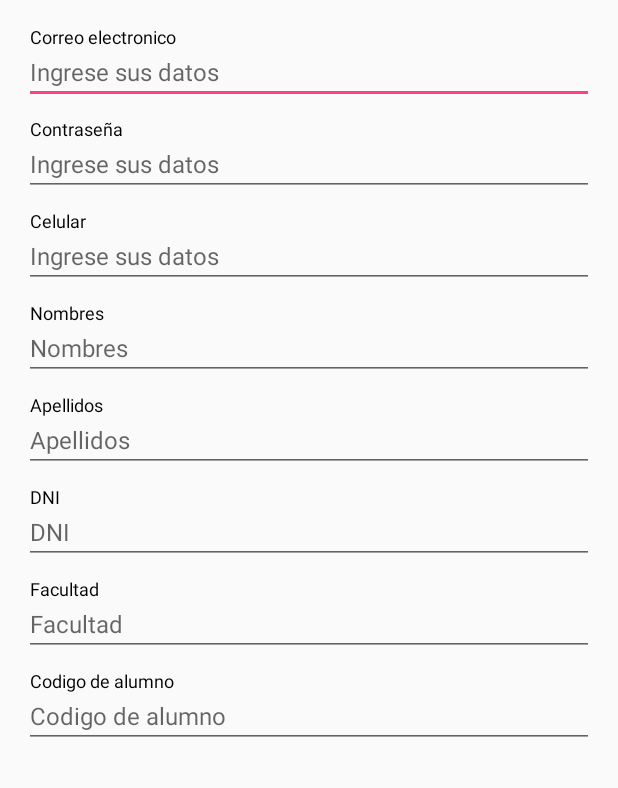
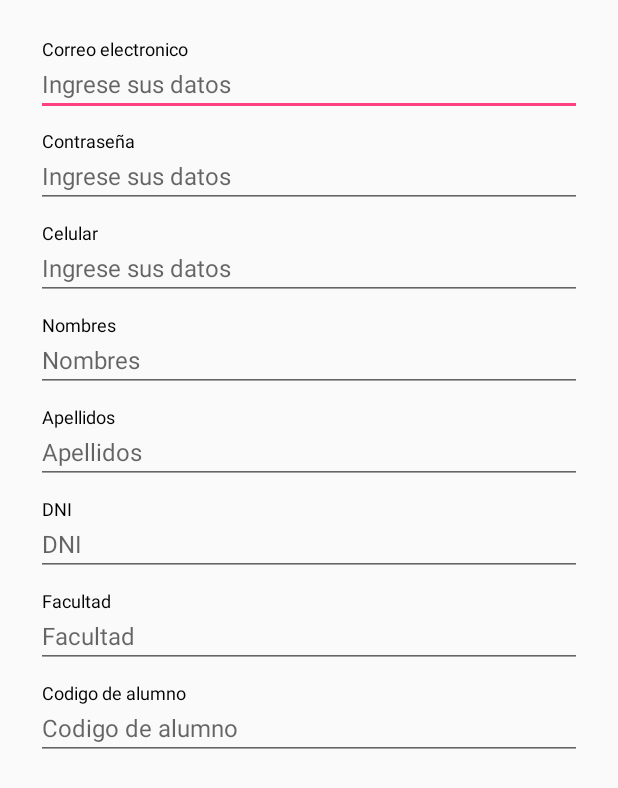
Before and after one commit to stevematos/ElmerX, an Android app: the layout activity_modificar_datos.xml on its own in the app's theme, with its tools: preview values and no code run, on a phone screen of 412 x 824 dp. Shown: the top 788 px of the screen. Run offline under Robolectric (Android 15) with nearby library versions, the phone set to English and light mode, and no system bars.

Commit message:
continuando con ModificacionUsuario

```diff
--- a/Desarrollo/STSM/Desarrollo/FrontEnd/TaxiSanMarcos/app/src/main/AndroidManifest.xml
+++ b/Desarrollo/STSM/Desarrollo/FrontEnd/TaxiSanMarcos/app/src/main/AndroidManifest.xml
@@ -18,7 +18,8 @@
                 <category android:name="android.intent.category.LAUNCHER" />
             </intent-filter>
         </activity>
-        <activity android:name=".RegistroActivity"/>
+        <activity android:name=".RegistroActivity" />
+        <activity android:name=".ModificarDatos"></activity>
     </application>
 
 </manifest>
--- a/Desarrollo/STSM/Desarrollo/FrontEnd/TaxiSanMarcos/app/src/main/res/layout/activity_modificar_datos.xml
+++ b/Desarrollo/STSM/Desarrollo/FrontEnd/TaxiSanMarcos/app/src/main/res/layout/activity_modificar_datos.xml
@@ -5,7 +5,7 @@
     android:layout_width="match_parent"
     android:layout_height="match_parent"
     android:orientation="vertical"
-    android:padding="16dp">
+    android:padding="24dp">
 
     <TextView
         android:layout_width="match_parent"
```
Also changed, not shown: Desarrollo/STSM/Desarrollo/FrontEnd/TaxiSanMarcos/app/src/main/java/com/elmerx/taxisanmarcos/ModificarDatos.java (added, +13 -0 lines), 1 other file.
